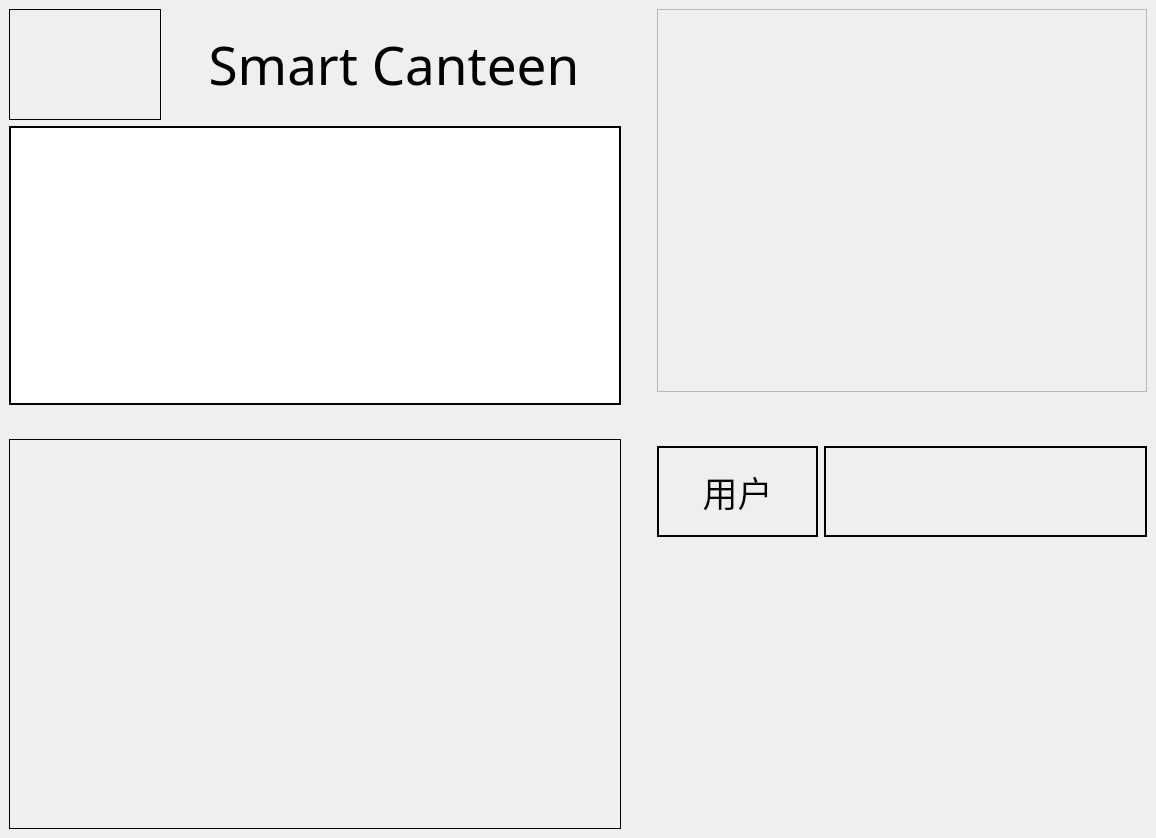
Old version of the form first/Main_window.ui in the repository lntzm/SmartCanteen.
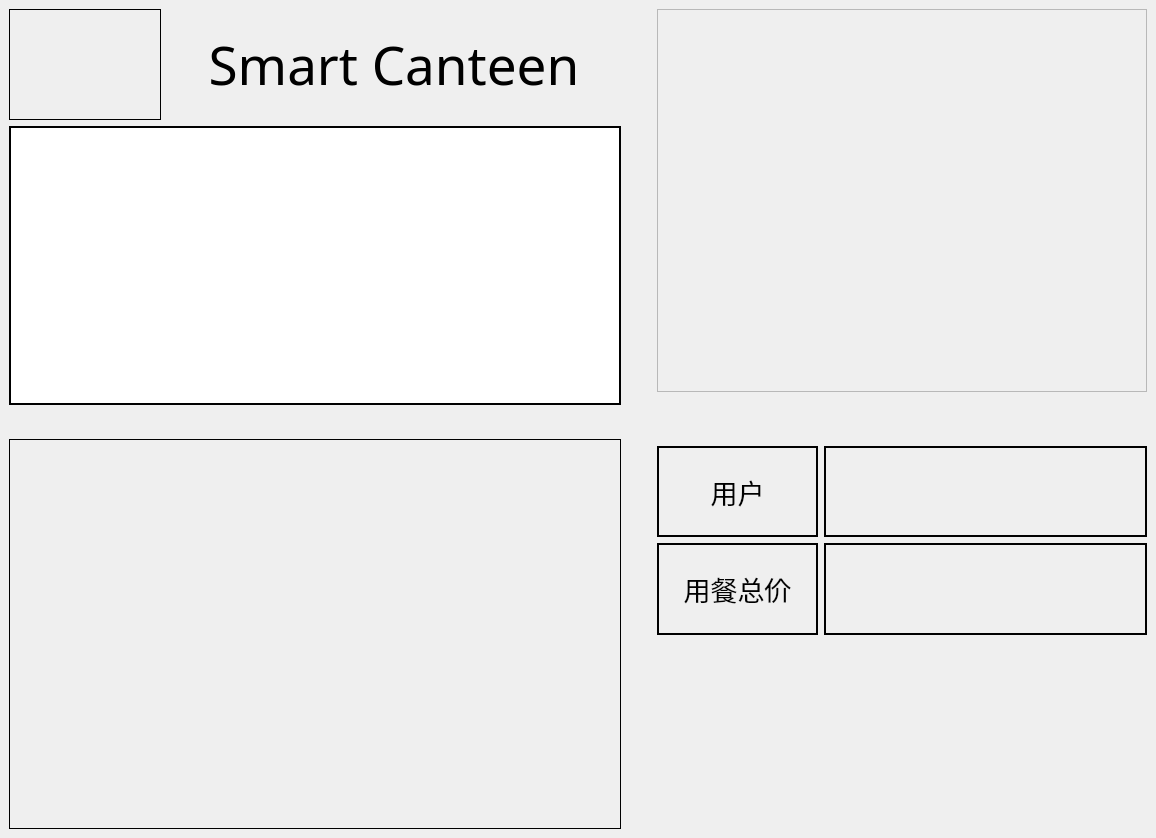
New version of the form.

The edit to the form file:
```diff
--- a/first/Main_window.ui
+++ b/first/Main_window.ui
@@ -147,7 +147,7 @@
             <property name="font">
              <font>
               <family>微软雅黑</family>
-              <pointsize>26</pointsize>
+              <pointsize>20</pointsize>
               <weight>50</weight>
               <bold>false</bold>
              </font>
@@ -187,12 +187,43 @@
          </layout>
         </item>
         <item>
-         <layout class="QHBoxLayout" name="horizontalLayout_7">
+         <layout class="QHBoxLayout" name="horizontalLayout_7" stretch="1,2">
           <item>
-           <widget class="QLabel" name="label_3">
+           <widget class="QLabel" name="label">
+            <property name="font">
+             <font>
+              <family>微软雅黑</family>
+              <pointsize>20</pointsize>
+             </font>
+            </property>
+            <property name="frameShape">
+             <enum>QFrame::WinPanel</enum>
+            </property>
+            <property name="text">
+             <string>用餐总价</string>
+            </property>
+            <property name="alignment">
+             <set>Qt::AlignCenter</set>
+            </property>
+           </widget>
+          </item>
+          <item>
+           <widget class="QLabel" name="total_price_label">
+            <property name="font">
+             <font>
+              <family>微软雅黑</family>
+              <pointsize>20</pointsize>
+             </font>
+            </property>
+            <property name="frameShape">
+             <enum>QFrame::WinPanel</enum>
+            </property>
             <property name="text">
              <string/>
             </property>
+            <property name="alignment">
+             <set>Qt::AlignCenter</set>
+            </property>
            </widget>
           </item>
          </layout>
```
Left out of the diff: 6 changed lines with no effect on the pictures.
